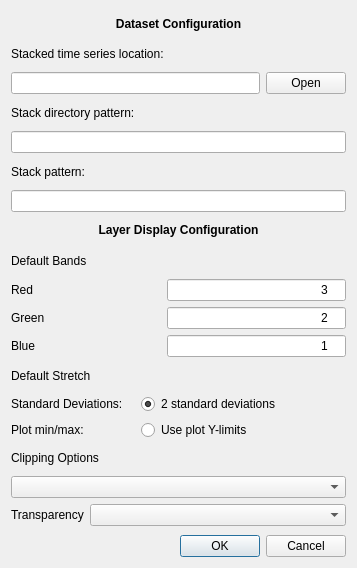
Old version of the form ui/ui_config.ui in the repository ceholden/TSTools.
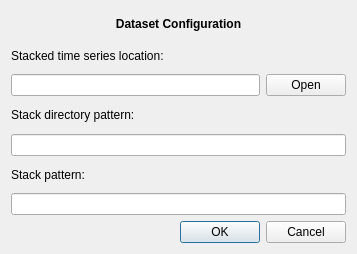
New version of the form.

Commit message: Added new tab to control panel for image symbology options.

What changed in the file:
```diff
--- a/ui/ui_config.ui
+++ b/ui/ui_config.ui
@@ -7,7 +7,7 @@
     <x>0</x>
     <y>0</y>
     <width>357</width>
-    <height>568</height>
+    <height>254</height>
    </rect>
   </property>
   <property name="windowTitle">
@@ -21,101 +21,6 @@
      </property>
     </widget>
    </item>
-   <item row="12" column="0" colspan="2">
-    <layout class="QFormLayout" name="formLayout">
-     <property name="sizeConstraint">
-      <enum>QLayout::SetDefaultConstraint</enum>
-     </property>
-     <item row="0" column="0">
-      <widget class="QLabel" name="lab_redband">
-       <property name="minimumSize">
-        <size>
-         <width>150</width>
-         <height>0</height>
-        </size>
-       </property>
-       <property name="text">
-        <string>Red</string>
-       </property>
-      </widget>
-     </item>
-     <item row="1" column="0">
-      <widget class="QLabel" name="lab_greenband">
-       <property name="minimumSize">
-        <size>
-         <width>150</width>
-         <height>0</height>
-        </size>
-       </property>
-       <property name="text">
-        <string>Green</string>
-       </property>
-      </widget>
-     </item>
-     <item row="1" column="1">
-      <widget class="QLineEdit" name="edit_greenband">
-       <property name="inputMask">
-        <string>0000D; </string>
-       </property>
-       <property name="text">
-        <string>2</string>
-       </property>
-       <property name="alignment">
-        <set>Qt::AlignRight|Qt::AlignTrailing|Qt::AlignVCenter</set>
-       </property>
-      </widget>
-     </item>
-     <item row="2" column="0">
-      <widget class="QLabel" name="lab_blueband">
-       <property name="minimumSize">
-        <size>
-         <width>150</width>
-         <height>0</height>
-        </size>
-       </property>
-       <property name="text">
-        <string>Blue</string>
-       </property>
-      </widget>
-     </item>
-     <item row="2" column="1">
-      <widget class="QLineEdit" name="edit_blueband">
-       <property name="inputMask">
-        <string>0000D; </string>
-       </property>
-       <property name="text">
-        <string>1</string>
-       </property>
-       <property name="cursorPosition">
-        <number>5</number>
-       </property>
-       <property name="alignment">
-        <set>Qt::AlignRight|Qt::AlignTrailing|Qt::AlignVCenter</set>
-       </property>
-      </widget>
-     </item>
-     <item row="0" column="1">
-      <widget class="QLineEdit" name="edit_redband">
-       <property name="inputMask">
-        <string>0000D; </string>
-       </property>
-       <property name="text">
-        <string>3</string>
-       </property>
-       <property name="alignment">
-        <set>Qt::AlignRight|Qt::AlignTrailing|Qt::AlignVCenter</set>
-       </property>
-      </widget>
-     </item>
-    </layout>
-   </item>
-   <item row="13" column="0" colspan="2">
-    <widget class="QLabel" name="label_5">
-     <property name="text">
-      <string>Default Stretch</string>
-     </property>
-    </widget>
-   </item>
    <item row="2" column="0" colspan="2">
     <layout class="QHBoxLayout" name="horizontalLayout">
      <item>
@@ -146,80 +51,6 @@
      </property>
     </widget>
    </item>
-   <item row="7" column="0" colspan="2">
-    <widget class="QLabel" name="label_3">
-     <property name="font">
-      <font>
-       <weight>75</weight>
-       <bold>true</bold>
-      </font>
-     </property>
-     <property name="text">
-      <string>Layer Display Configuration</string>
-     </property>
-     <property name="alignment">
-      <set>Qt::AlignCenter</set>
-     </property>
-    </widget>
-   </item>
-   <item row="14" column="1">
-    <widget class="QRadioButton" name="rad_stretch_sd">
-     <property name="text">
-      <string>2 standard deviations</string>
-     </property>
-     <property name="checked">
-      <bool>true</bool>
-     </property>
-     <property name="autoRepeat">
-      <bool>false</bool>
-     </property>
-    </widget>
-   </item>
-   <item row="15" column="0">
-    <widget class="QLabel" name="lab_stretch_plot">
-     <property name="text">
-      <string>Plot min/max:</string>
-     </property>
-    </widget>
-   </item>
-   <item row="17" column="0" colspan="2">
-    <widget class="QComboBox" name="comboBox"/>
-   </item>
-   <item row="18" column="0" colspan="2">
-    <layout class="QFormLayout" name="formLayout_2">
-     <item row="0" column="0">
-      <widget class="QLabel" name="lab_transparency">
-       <property name="text">
-        <string>Transparency</string>
-       </property>
-      </widget>
-     </item>
-     <item row="0" column="1">
-      <widget class="QComboBox" name="combox_transparency"/>
-     </item>
-    </layout>
-   </item>
-   <item row="11" column="0" colspan="2">
-    <widget class="QLabel" name="label_4">
-     <property name="text">
-      <string>Default Bands</string>
-     </property>
-    </widget>
-   </item>
-   <item row="15" column="1">
-    <widget class="QRadioButton" name="rad_stretch_plot">
-     <property name="text">
-      <string>Use plot Y-limits</string>
-     </property>
-    </widget>
-   </item>
-   <item row="16" column="0" colspan="2">
-    <widget class="QLabel" name="label_6">
-     <property name="text">
-      <string>Clipping Options</string>
-     </property>
-    </widget>
-   </item>
    <item row="4" column="0" colspan="2">
     <widget class="QLineEdit" name="edit_image">
      <property name="text">
@@ -227,13 +58,6 @@
      </property>
     </widget>
    </item>
-   <item row="14" column="0">
-    <widget class="QLabel" name="lab_stretch_sd">
-     <property name="text">
-      <string>Standard Deviations:</string>
-     </property>
-    </widget>
-   </item>
    <item row="3" column="0">
     <widget class="QLabel" name="label">
      <property name="text">
@@ -255,7 +79,7 @@
      </property>
     </widget>
    </item>
-   <item row="19" column="1">
+   <item row="10" column="1">
     <widget class="QDialogButtonBox" name="button_box">
      <property name="standardButtons">
       <set>QDialogButtonBox::Cancel|QDialogButtonBox::Ok</set>
```
The commit also changes 5 other files.
